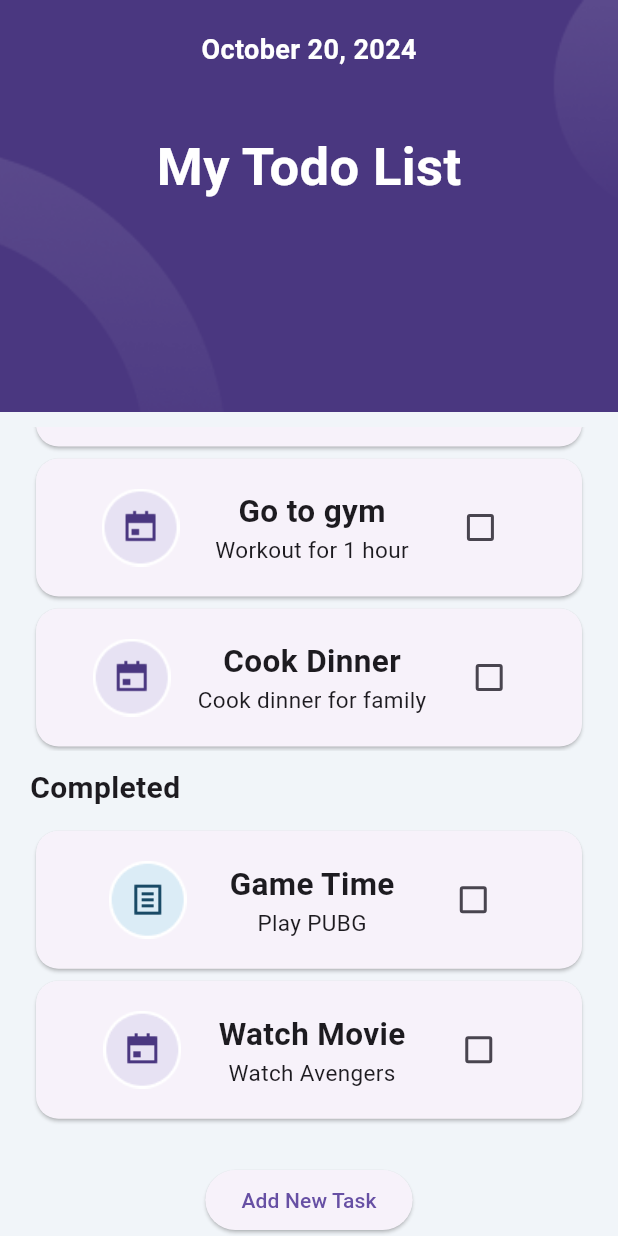
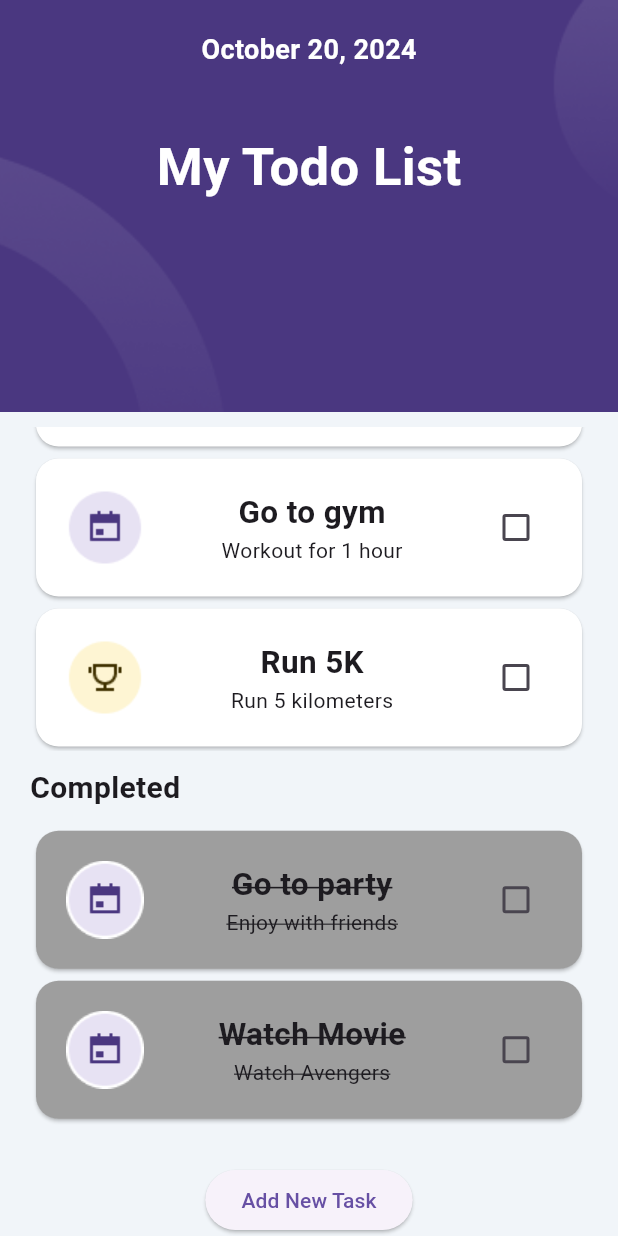
Before and after one commit to samiigll/flutter-todoapp, a Flutter app: the screen it shows after launch, scrolled down 83 dp, on a phone screen of 412 x 824 dp. Run offline on Flutter 3.47's test engine with Material 3 defaults, Android fonts, the phone set to English and light mode, and no system bars; our stand-ins replace hexcolor.

Commit message:
Refactor Task model to make isCompleted property mutable

```diff
--- a/todo_app/lib/model/task.dart
+++ b/todo_app/lib/model/task.dart
@@ -9,5 +9,5 @@ class Task {
   final Tasktype type;
   final String title;
   final String description;
-  final bool isCompleted;
+  bool isCompleted;
 }
--- a/todo_app/lib/screens/home.dart
+++ b/todo_app/lib/screens/home.dart
@@ -30,16 +30,16 @@ class _HomeScreenState extends State<HomeScreen> {
         isCompleted: false),
     Task(
         type: Tasktype.contest,
-        title: "Cook Dinner",
-        description: "Cook dinner for family",
+        title: "Run 5K",
+        description: "Run 5 kilometers",
         isCompleted: false),
   ];
 
   List<Task> completed = [
     Task(
-        type: Tasktype.note,
-        title: "Game Time",
-        description: "Play PUBG",
+        type: Tasktype.calendar,
+        title: "Go to party",
+        description: "Enjoy with friends",
         isCompleted: true),
     Task(
         type: Tasktype.calendar,
--- a/todo_app/lib/todoitem.dart
+++ b/todo_app/lib/todoitem.dart
@@ -16,6 +16,7 @@ class _TodoItemState extends State<TodoItem> {
   @override
   Widget build(BuildContext context) {
     return Card(
+      color: widget.task.isCompleted ? Colors.grey : Colors.white,
       shape: RoundedRectangleBorder(
         borderRadius: BorderRadius.circular(15),
       ),
@@ -26,28 +27,38 @@ class _TodoItemState extends State<TodoItem> {
           children: [
             widget.task.type == Tasktype.note
                 ? Image.asset("lib/assets/images/category_1.png")
+                : widget.task.type == Tasktype.contest
+                    ? Image.asset("lib/assets/images/category_3.png")
                     : Image.asset("lib/assets/images/category_2.png"),
-            Column(
+            Expanded(
+              child: Column(
                 children: [
                   Text(
                     widget.task.title,
-                  style: const TextStyle(
+                    style: TextStyle(
+                      decoration: widget.task.isCompleted
+                          ? TextDecoration.lineThrough
+                          : TextDecoration.none,
                       fontWeight: FontWeight.bold,
                       fontSize: 21,
                     ),
                   ),
                   Text(
                     widget.task.description,
-                  style: const TextStyle(
-                    fontSize: 15,
+                    style: TextStyle(
+                      decoration: widget.task.isCompleted
+                          ? TextDecoration.lineThrough
+                          : TextDecoration.none,
                     ),
                   ),
                 ],
+              ),
             ),
             Checkbox(
                 value: isChecked,
                 onChanged: (val) => {
                       setState(() {
+                        widget.task.isCompleted = !widget.task.isCompleted;
                         isChecked = val!;
                       })
                     })
```
Lines whose indentation alone changed are shown as unchanged.
